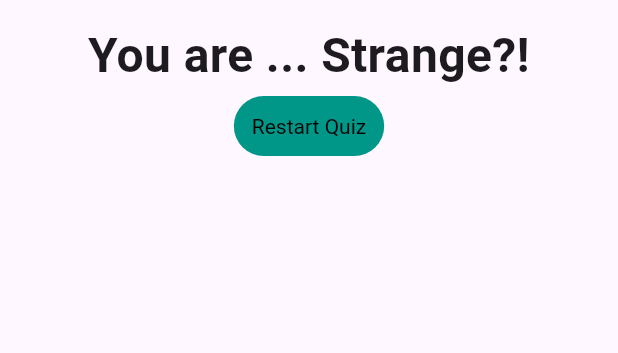
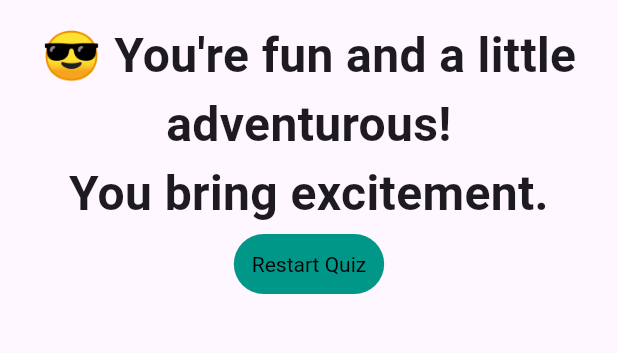
Before and after one commit to NovaLogics/skills-training-flutter-dart, a Flutter app: the screen it shows after launch, after a tap on "Black", after a tap on "Cat", after a tap on "Nova", on a phone screen of 412 x 824 dp, the part 63-416 px from its top. Run offline on Flutter 3.47's test engine with Material 3 defaults, Android fonts, the phone set to English and light mode, and no system bars.

Commit message:
feat [ui]: Stage 3 - Update result strings

```diff
--- a/lib/result.dart
+++ b/lib/result.dart
@@ -9,13 +9,21 @@ class Result extends StatelessWidget {
   String get resultPhrase {
     String resultText;
     if (resultScore <= 8) {
-      resultText = "You are awesome and innocent!";
-    } else if (resultScore <= 12) {
-      resultText = "Pretty Likable!";
-    } else if (resultScore <= 16) {
-      resultText = "You are ... Strange?!";
-    } else {
-      resultText = "You are a ... very Strange person?!";
+      resultText = "😊 You're sweet and calm! \nPeople feel relaxed around you.";
+    }
+    else if (resultScore <= 12) {
+      resultText =
+          "👍 You're friendly and easygoing! \nPeople like being around you.";
+    }
+    else if (resultScore <= 16) {
+      resultText =
+          "😎 You're fun and a little adventurous! \nYou bring excitement.";
+    }
+    else if (resultScore <= 20) {
+      resultText = "🔥 You're bold and unique! \nPeople always remember you.";
+    }
+    else {
+      resultText = "🌌 You're one-of-a-kind! \nMysterious and super interesting.";
     }
     return resultText;
   }
```
